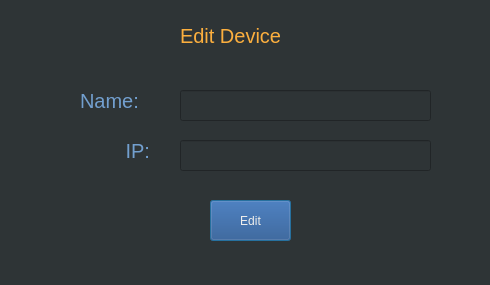
Old version of the form qt_files/edit_object.ui in the repository dpflores/qt_dashboard.
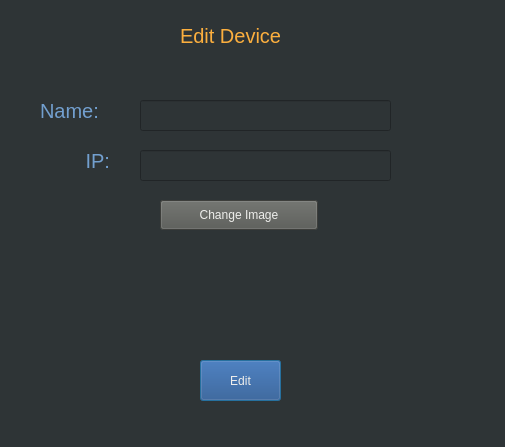
New version of the form.

Commit message: working update, layout update needed

The edit to the form file:
```diff
--- a/qt_files/edit_object.ui
+++ b/qt_files/edit_object.ui
@@ -6,8 +6,8 @@
    <rect>
     <x>0</x>
     <y>0</y>
-    <width>490</width>
-    <height>285</height>
+    <width>505</width>
+    <height>447</height>
    </rect>
   </property>
   <property name="windowTitle">
@@ -19,8 +19,8 @@
   <widget class="QLabel" name="label_2">
    <property name="geometry">
     <rect>
-     <x>120</x>
-     <y>140</y>
+     <x>80</x>
+     <y>150</y>
      <width>41</width>
      <height>21</height>
     </rect>
@@ -36,8 +36,8 @@
   <widget class="QLineEdit" name="object_name">
    <property name="geometry">
     <rect>
-     <x>180</x>
-     <y>90</y>
+     <x>140</x>
+     <y>100</y>
      <width>251</width>
      <height>31</height>
     </rect>
@@ -53,8 +53,8 @@
   <widget class="QLabel" name="label_3">
    <property name="geometry">
     <rect>
-     <x>80</x>
-     <y>90</y>
+     <x>40</x>
+     <y>100</y>
      <width>71</width>
      <height>21</height>
     </rect>
@@ -89,8 +89,8 @@
   <widget class="QLineEdit" name="ip">
    <property name="geometry">
     <rect>
-     <x>180</x>
-     <y>140</y>
+     <x>140</x>
+     <y>150</y>
      <width>251</width>
      <height>31</height>
     </rect>
@@ -106,8 +106,8 @@
   <widget class="QPushButton" name="edit_object_button">
    <property name="geometry">
     <rect>
-     <x>210</x>
-     <y>200</y>
+     <x>200</x>
+     <y>360</y>
      <width>81</width>
      <height>41</height>
     </rect>
@@ -121,6 +121,37 @@
     <string>Edit</string>
    </property>
   </widget>
+  <widget class="QPushButton" name="change_image_button">
+   <property name="geometry">
+    <rect>
+     <x>160</x>
+     <y>200</y>
+     <width>158</width>
+     <height>30</height>
+    </rect>
+   </property>
+   <property name="styleSheet">
+    <string notr="true">color:rgb(238, 238, 236);
+
+background-color: rgb(85, 87, 83)</string>
+   </property>
+   <property name="text">
+    <string>Change Image</string>
+   </property>
+  </widget>
+  <widget class="QLabel" name="image_label">
+   <property name="geometry">
+    <rect>
+     <x>160</x>
+     <y>250</y>
+     <width>150</width>
+     <height>100</height>
+    </rect>
+   </property>
+   <property name="text">
+    <string/>
+   </property>
+  </widget>
  </widget>
  <resources/>
  <connections/>
```
The commit also changes 7 other files.
